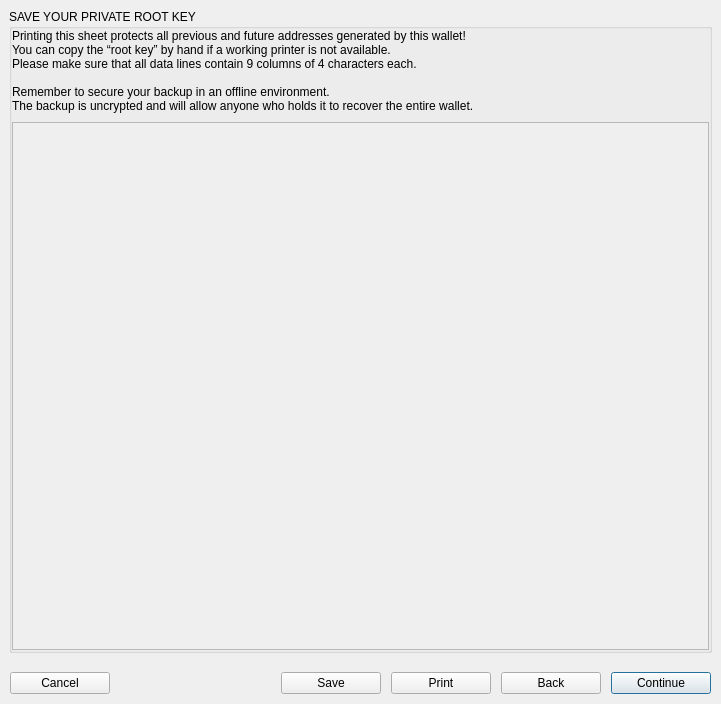
BlockSettle/terminal, file BlockSettleUILib/NewWalletSeedDialog.ui: the form before one commit.
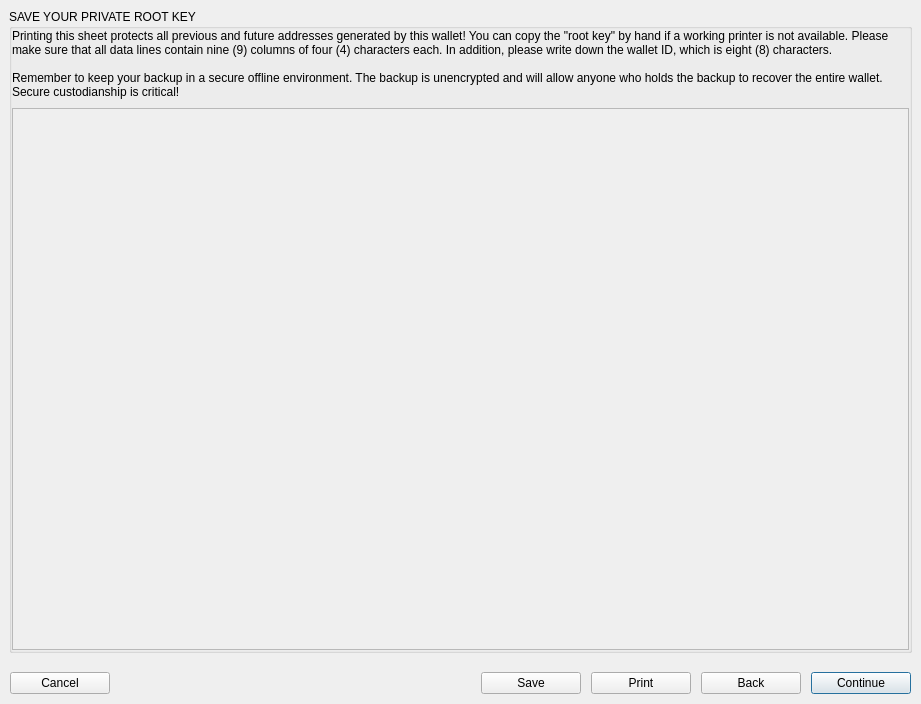
The form after the commit.

Patch:
```diff
--- a/BlockSettleUILib/NewWalletSeedDialog.ui
+++ b/BlockSettleUILib/NewWalletSeedDialog.ui
@@ -75,12 +75,9 @@
           <item>
            <widget class="QLabel" name="label">
             <property name="text">
-             <string>Printing this sheet protects all previous and future addresses generated by this wallet!
-You can copy the “root key” by hand if a working printer is not available.
-Please make sure that all data lines contain 9 columns of 4 characters each.      
+             <string>Printing this sheet protects all previous and future addresses generated by this wallet! You can copy the "root key" by hand if a working printer is not available. Please make sure that all data lines contain nine (9) columns of four (4) characters each. In addition, please write down the wallet ID, which is eight (8) characters.
 
-Remember to secure your backup in an offline environment.
-The backup is uncrypted and will allow anyone who holds it to recover the entire wallet.</string>
+Remember to keep your backup in a secure offline environment. The backup is unencrypted and will allow anyone who holds the backup to recover the entire wallet. Secure custodianship is critical!</string>
             </property>
             <property name="wordWrap">
              <bool>true</bool>
@@ -156,8 +153,9 @@
           <item>
            <widget class="QLabel" name="label_2">
             <property name="text">
-             <string>Your seed is important! If you lose your seed, your bitcoin will be permanently lost.
-To make sure that you have properly saved your seed, please retype it here.</string>
+             <string>Securing your seed, or Root Private Key (RPK), is important! If you lose your RPK and lose access to the associated Bitcoin wallet, your bitcoins will be permanently lost.
+
+To make sure that you have properly saved your RPK, please retype the RPK here.</string>
             </property>
            </widget>
           </item>
```
